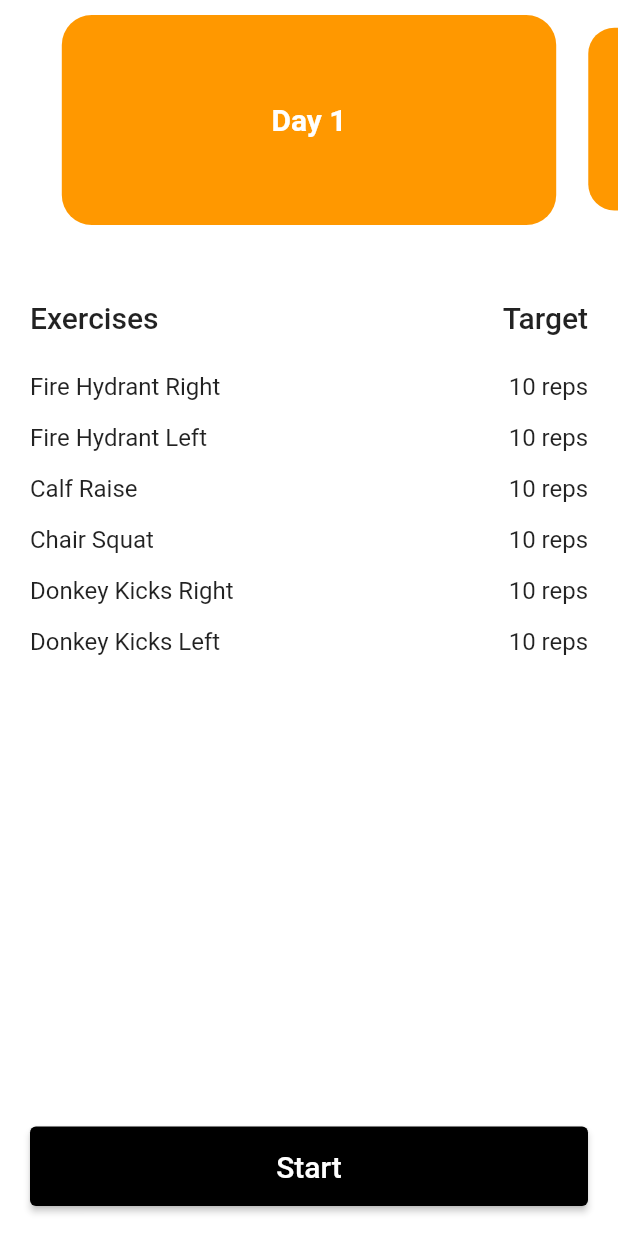
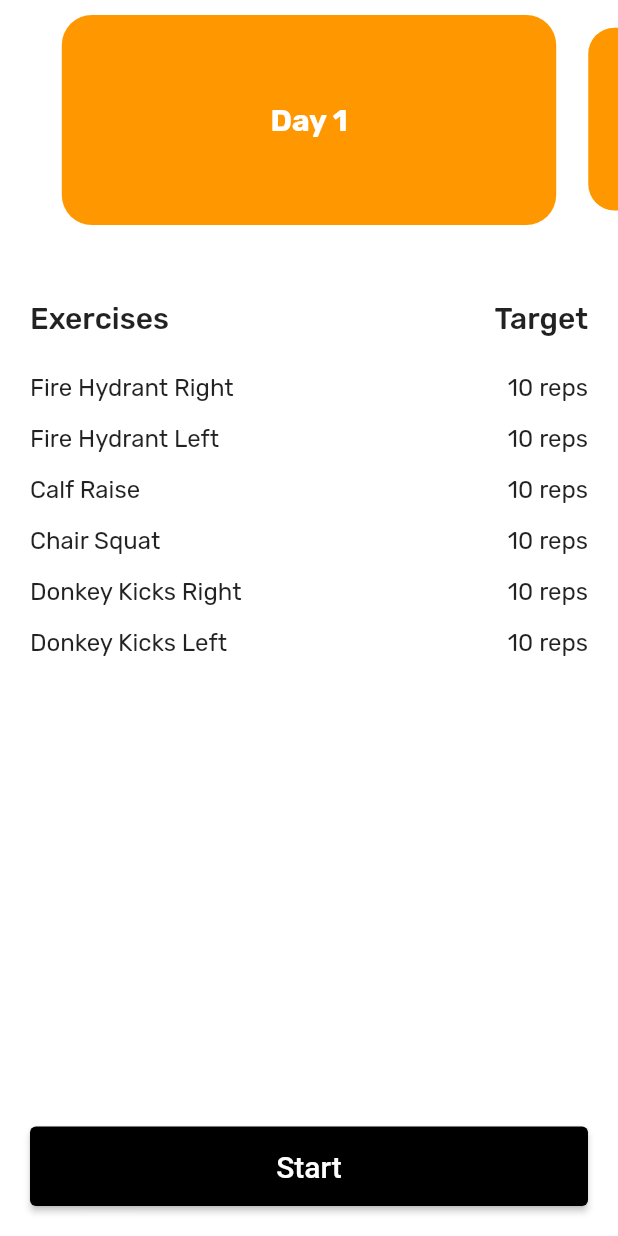
Before and after one commit to savagenur/butt_and_legs_30_days, a Flutter app: the screen it shows after launch, after a tap on "Start", on a phone screen of 412 x 824 dp. Run offline on Flutter 3.47's test engine with Material 2 defaults, Android fonts, the phone set to English and light mode, and no system bars; drawn by our look-alikes of carousel_slider; our stand-ins replace audioplayers, bloc, equatable, flutter_bloc, hive, hive_flutter and 3 more; accounts and stored records are empty.

Commit message:
font style changed

```diff
--- a/lib/main.dart
+++ b/lib/main.dart
@@ -37,6 +37,11 @@ class MyApp extends StatelessWidget {
       debugShowCheckedModeBanner: false,
       title: 'Flutter Demo',
       theme: ThemeData(
+        textTheme: TextTheme(
+          bodyLarge: TextStyle(fontFamily: "Rubik"),
+          bodySmall: TextStyle(fontFamily: "Rubik"),
+          bodyMedium: TextStyle(fontFamily: "Rubik"),
+        ),
         primarySwatch: Colors.blue,
       ),
       home: WelcomePage(),
```
Also changed, not shown: pubspec.yaml (+4 -4 lines), assets/Rubik-VariableFont_wght.ttf (added).
